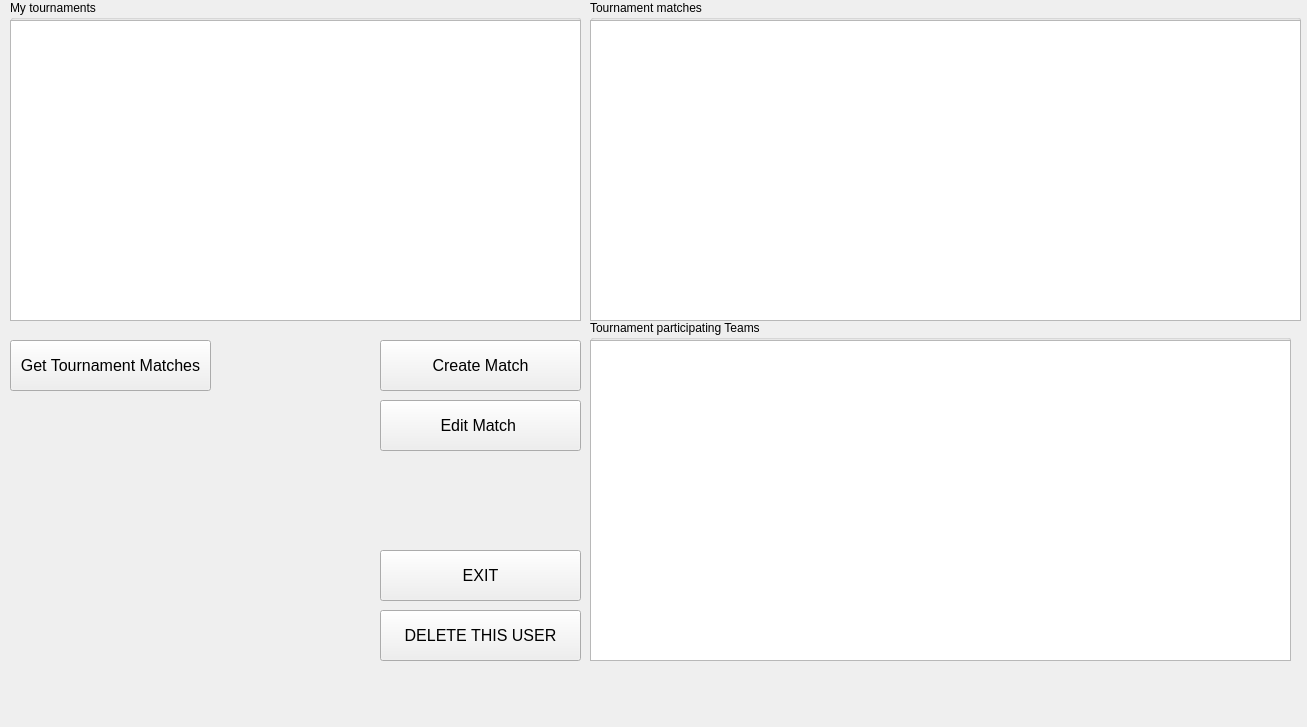
Inlucker/DataBaseCybersport, file DataBaseCybersport/TournamentWindow.ui: the form before one commit.
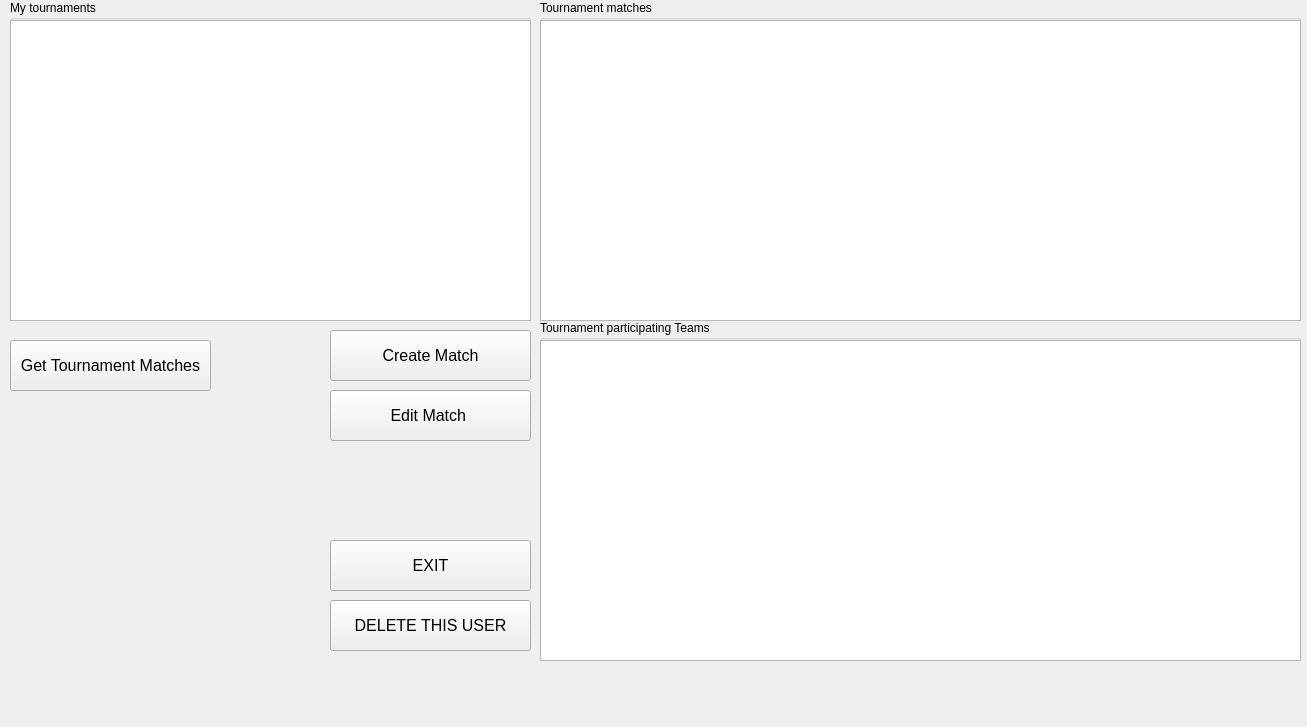
The form after the commit.

What changed in the file:
```diff
--- a/DataBaseCybersport/TournamentWindow.ui
+++ b/DataBaseCybersport/TournamentWindow.ui
@@ -16,8 +16,8 @@
   <widget class="QPushButton" name="delete_this_user_btn">
    <property name="geometry">
     <rect>
-     <x>380</x>
-     <y>610</y>
+     <x>330</x>
+     <y>600</y>
      <width>201</width>
      <height>51</height>
     </rect>
@@ -34,8 +34,8 @@
   <widget class="QPushButton" name="exit_btn">
    <property name="geometry">
     <rect>
-     <x>380</x>
-     <y>550</y>
+     <x>330</x>
+     <y>540</y>
      <width>201</width>
      <height>51</height>
     </rect>
@@ -54,7 +54,7 @@
     <rect>
      <x>10</x>
      <y>0</y>
-     <width>571</width>
+     <width>521</width>
      <height>321</height>
     </rect>
    </property>
@@ -66,7 +66,7 @@
      <rect>
       <x>0</x>
       <y>20</y>
-      <width>571</width>
+      <width>521</width>
       <height>301</height>
      </rect>
     </property>
@@ -75,9 +75,9 @@
   <widget class="QGroupBox" name="groupBox_2">
    <property name="geometry">
     <rect>
-     <x>590</x>
+     <x>540</x>
      <y>0</y>
-     <width>711</width>
+     <width>761</width>
      <height>321</height>
     </rect>
    </property>
@@ -89,7 +89,7 @@
      <rect>
       <x>0</x>
       <y>20</y>
-      <width>711</width>
+      <width>761</width>
       <height>301</height>
      </rect>
     </property>
@@ -116,9 +116,9 @@
   <widget class="QGroupBox" name="groupBox_3">
    <property name="geometry">
     <rect>
-     <x>590</x>
+     <x>540</x>
      <y>320</y>
-     <width>701</width>
+     <width>761</width>
      <height>341</height>
     </rect>
    </property>
@@ -130,7 +130,7 @@
      <rect>
       <x>0</x>
       <y>20</y>
-      <width>701</width>
+      <width>761</width>
       <height>321</height>
      </rect>
     </property>
@@ -139,8 +139,8 @@
   <widget class="QPushButton" name="create_match_btn">
    <property name="geometry">
     <rect>
-     <x>380</x>
-     <y>340</y>
+     <x>330</x>
+     <y>330</y>
      <width>201</width>
      <height>51</height>
     </rect>
@@ -157,8 +157,8 @@
   <widget class="QPushButton" name="edit_match_btn">
    <property name="geometry">
     <rect>
-     <x>380</x>
-     <y>400</y>
+     <x>330</x>
+     <y>390</y>
      <width>201</width>
      <height>51</height>
     </rect>
```
